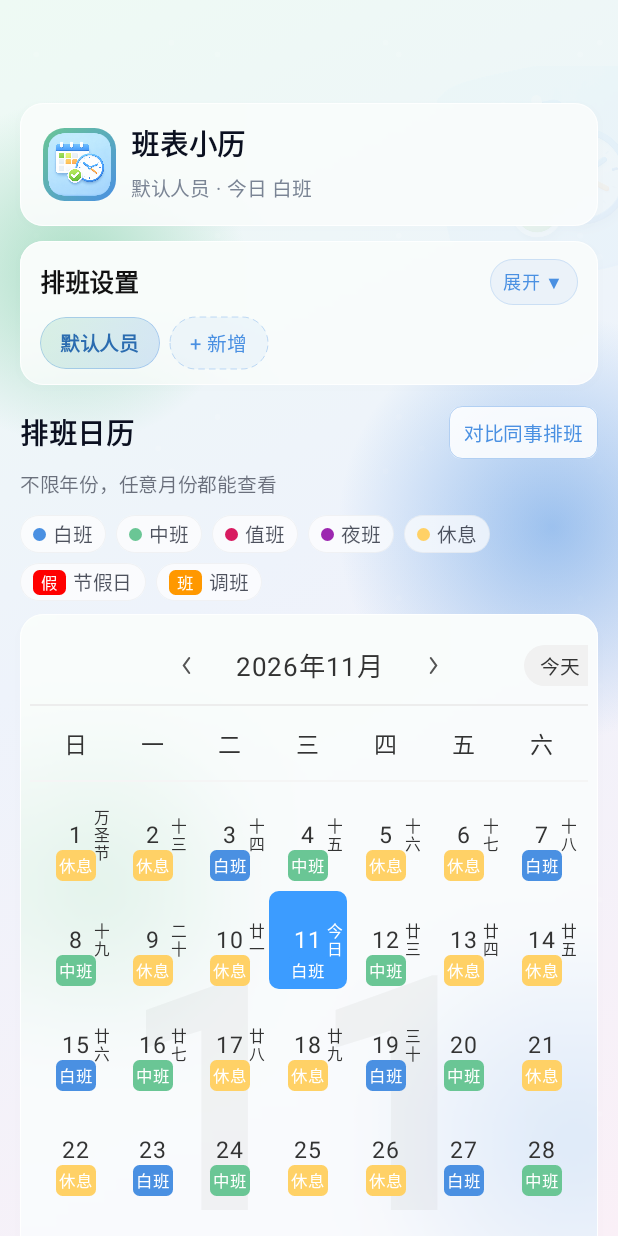
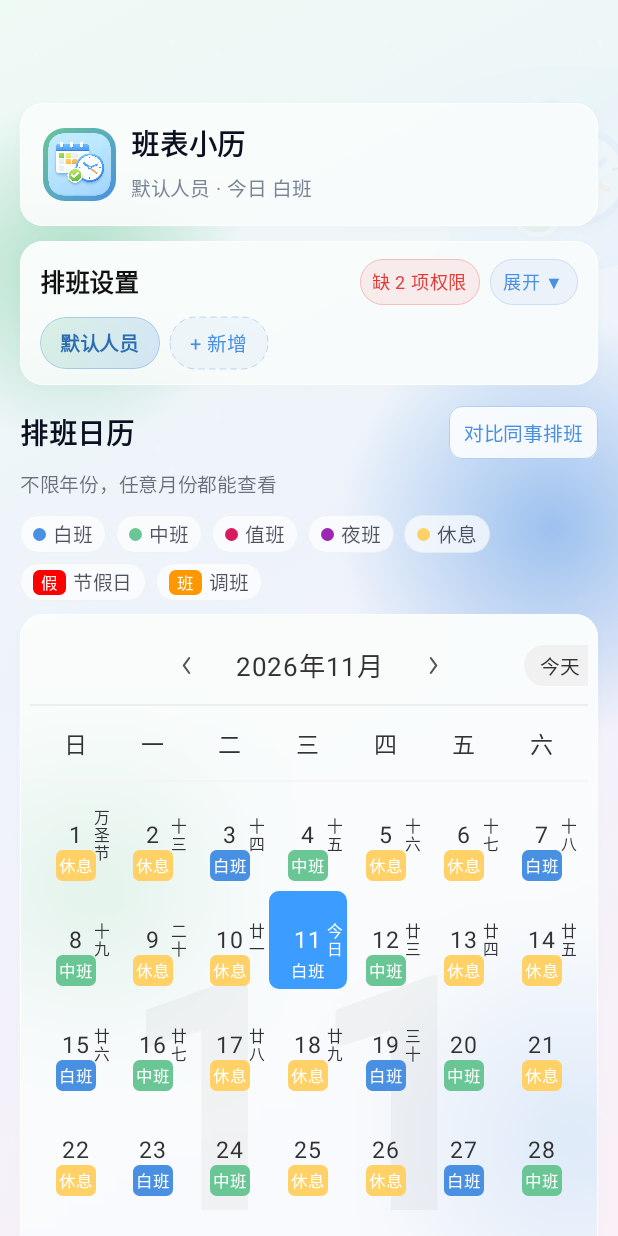
Before and after one commit to yueqiwu/paibanzhushou, an Android app built with Jetpack Compose: the screen it shows after launch (MainActivity), on a phone screen of 412 x 824 dp. Run offline under Robolectric (Android 15) with nearby library versions, the light colour scheme and no system bars; pictures from the network do not load; 10 statements that could not run were skipped.

Commit message:
feat: 收起状态显示「缺 N 项权限」角标，点一下直达对应系统设置

```diff
--- a/app/src/main/java/com/bilu/paibanzhushou/ui/IndexScreen.kt
+++ b/app/src/main/java/com/bilu/paibanzhushou/ui/IndexScreen.kt
@@ -304,6 +304,24 @@ private fun ConfigCard(
                 )
             } else {
                 Spacer(Modifier.weight(1f))
+            }
+            // 收起状态下也能看到「缺 N 项权限」，点一下直接跳到缺的那个系统设置页
+            val missing = state.alarmPermissions.filter { !it.ok }
+            if (missing.isNotEmpty()) {
+                Box(
+                    Modifier
+                        .padding(end = Rpx.dp(12))
+                        .background(Color(0x14E53935), RoundedCornerShape(999.dp))
+                        .border(Rpx.dp(1), Color(0x40E53935), RoundedCornerShape(999.dp))
+                        .clickable { state.openAlarmPermission(missing.first().id) }
+                        .padding(horizontal = Rpx.dp(14), vertical = Rpx.dp(6))
+                ) {
+                    Text(
+                        text = "缺 " + missing.size + " 项权限",
+                        fontSize = Rpx.sp(22),
+                        color = Color(0xFFE53935)
+                    )
+                }
             }
             Box(
                 Modifier
```
Also changed, not shown: 2 other files.
